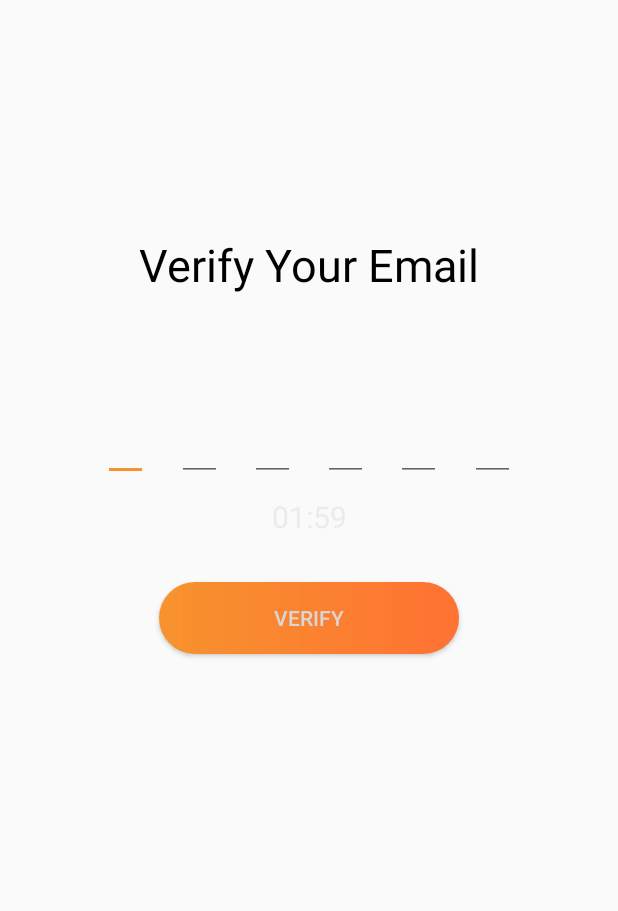
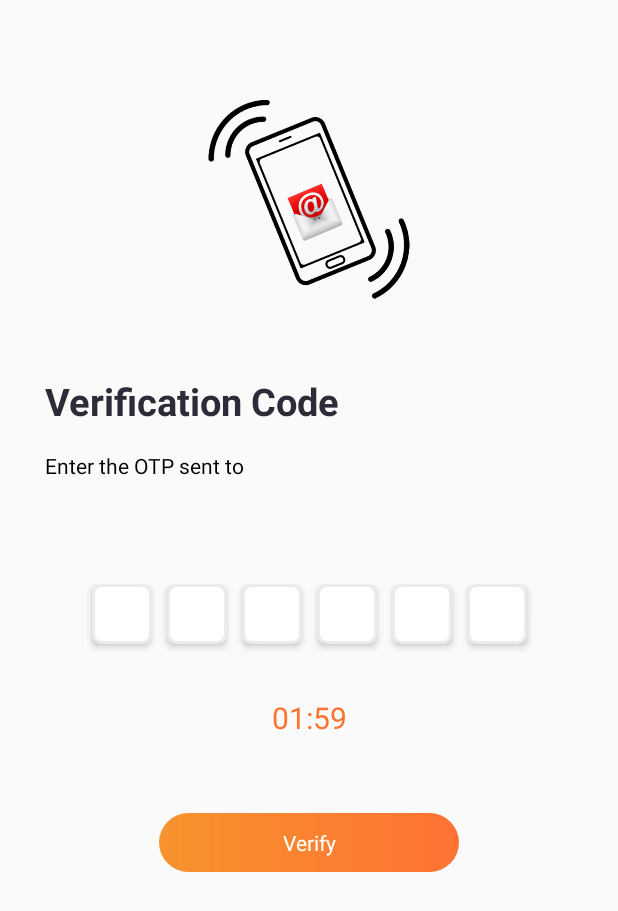
Before and after one commit to shopocus/ecommerce-calculator-app, an Android app: the Verification screen opened directly, with no data from a screen before it, on a phone screen of 412 x 824 dp. Shown: the top 911 px of the screen. Run offline under Robolectric (Android 15) with nearby library versions, the phone set to English and light mode, and no system bars.

Commit message:
layout design for otp verification page

```diff
--- a/app/src/main/java/com/ecommerce/calculator/activities/RegistrationActivity.java
+++ b/app/src/main/java/com/ecommerce/calculator/activities/RegistrationActivity.java
@@ -6,6 +6,7 @@ import android.util.Patterns;
 import android.view.View;
 import android.widget.Button;
 import android.widget.EditText;
+import android.widget.ImageButton;
 import android.widget.TextView;
 import android.widget.Toast;
 import androidx.appcompat.app.AppCompatActivity;
@@ -99,9 +100,9 @@ public class RegistrationActivity extends AppCompatActivity implements View.OnCl
             return;
         }
 
-        TextView signup = (TextView) findViewById(R.id.buttonSignUp);
+        ImageButton signup = (ImageButton) findViewById(R.id.buttonSignUp);
         signup.setBackground(getResources().getDrawable(R.drawable.disabled_button_background));
-        signup.setText("Loading");
+      //  signup.setText("Loading");
         signup.setEnabled(false);
 
         Call<MessageResponse> call = RetrofitClient
@@ -113,7 +114,7 @@ public class RegistrationActivity extends AppCompatActivity implements View.OnCl
             @Override
             public void onResponse(Call<MessageResponse> call, Response<MessageResponse> response) {
                 MessageResponse dr = response.body();
-                if (dr.getMessage().equals("yes")) {
+                if (dr.getMessage().equals("otp_sent")) {
                     Intent intent = new Intent(RegistrationActivity.this, Verification.class);
                     intent.putExtra("name", name);
                     intent.putExtra("email", email);
@@ -122,13 +123,18 @@ public class RegistrationActivity extends AppCompatActivity implements View.OnCl
                     intent.setFlags(Intent.FLAG_ACTIVITY_NEW_TASK | Intent.FLAG_ACTIVITY_CLEAR_TASK);
                     startActivity(intent);
                 }
+                else if(dr.getMessage().equals("user_already_exist")) {
+                    signup.setBackground(getResources().getDrawable(R.drawable.button_background));
+                    signup.setEnabled(true);
+                    Toast.makeText(RegistrationActivity.this, "User Already Exist", Toast.LENGTH_LONG).show();
+                }
             }
 
             @Override
             public void onFailure(Call<MessageResponse> call, Throwable t) {
                 signup.setBackground(getResources().getDrawable(R.drawable.button_background));
-                signup.setText("Sign Up");
-                signup.setTextColor(getResources().getColor(R.color.white));
+                //signup.setText("Sign Up");
+               // signup.setTextColor(getResources().getColor(R.color.white));
                 signup.setEnabled(true);
                 Toast.makeText(RegistrationActivity.this, "Internet Disconnected", Toast.LENGTH_LONG).show();
             }
--- a/app/src/main/java/com/ecommerce/calculator/activities/Verification.java
+++ b/app/src/main/java/com/ecommerce/calculator/activities/Verification.java
@@ -3,6 +3,8 @@ package com.ecommerce.calculator.activities;
 import android.content.Intent;
 import android.os.Bundle;
 import android.os.CountDownTimer;
+import android.text.Editable;
+import android.text.TextWatcher;
 import android.view.View;
 import android.widget.Button;
 import android.widget.EditText;
@@ -25,10 +27,10 @@ import retrofit2.Response;
 
 public class Verification extends AppCompatActivity {
 
-    private TextView editTextEmail, counttime;
+    private TextView editTextEmail, counttime, verification_button;
     private EditText otp_digit_1, otp_digit_2, otp_digit_3, otp_digit_4, otp_digit_5, otp_digit_6;
     private String name, email, mobile_no, password, OTP;
-    private Button verification_button;
+    //private Button verification_button;
     ///private static final long START_TIME_IN_MILLIS = 100000;
 
     private boolean mTimerRunning;
@@ -54,6 +56,106 @@ public class Verification extends AppCompatActivity {
         otp_digit_4 = findViewById(R.id.otp_digit_4);
         otp_digit_5 = findViewById(R.id.otp_digit_5);
         otp_digit_6 = findViewById(R.id.otp_digit_6);
+
+        otp_digit_1.addTextChangedListener(new TextWatcher() {
+            @Override
+            public void beforeTextChanged(CharSequence s, int start, int count, int after) {
+            }
+            @Override
+            public void onTextChanged(CharSequence s, int start, int before, int count) {
+            }
+            @Override
+            public void afterTextChanged(Editable s) {
+                if(s.length()>0){
+                    otp_digit_1.clearFocus();
+                    otp_digit_2.requestFocus();
+                    otp_digit_2.setCursorVisible(true);
+                }
+            }
+        });
+
+        otp_digit_2.addTextChangedListener(new TextWatcher() {
+            @Override
+            public void beforeTextChanged(CharSequence s, int start, int count, int after) {
+            }
+            @Override
+            public void onTextChanged(CharSequence s, int start, int before, int count) {
+            }
+            @Override
+            public void afterTextChanged(Editable s) {
+                if(s.length()>0){
+                    otp_digit_2.clearFocus();
+                    otp_digit_3.requestFocus();
+                    otp_digit_3.setCursorVisible(true);
+                }
+            }
+        });
+
+        otp_digit_3.addTextChangedListener(new TextWatcher() {
+            @Override
+            public void beforeTextChanged(CharSequence s, int start, int count, int after) {
+            }
+            @Override
+            public void onTextChanged(CharSequence s, int start, int before, int count) {
+            }
+            @Override
+            public void afterTextChanged(Editable s) {
+                if(s.length()>0){
+                    otp_digit_3.clearFocus();
+                    otp_digit_4.requestFocus();
+                    otp_digit_4.setCursorVisible(true);
+                }
+            }
+        });
+
+        otp_digit_4.addTextChangedListener(new TextWatcher() {
+            @Override
+            public void beforeTextChanged(CharSequence s, int start, int count, int after) {
+            }
+            @Override
+            public void onTextChanged(CharSequence s, int start, int before, int count) {
+            }
+            @Override
+            public void afterTextChanged(Editable s) {
+                if(s.length()>0){
+                    otp_digit_4.clearFocus();
+                    otp_digit_5.requestFocus();
+                    otp_digit_5.setCursorVisible(true);
+                }
+            }
+        });
+
+        otp_digit_5.addTextChangedListener(new TextWatcher() {
+            @Override
+            public void beforeTextChanged(CharSequence s, int start, int count, int after) {
+            }
+            @Override
+            public void onTextChanged(CharSequence s, int start, int before, int count) {
+            }
+            @Override
+            public void afterTextChanged(Editable s) {
+                if(s.length()>0){
+                    otp_digit_5.clearFocus();
+                    otp_digit_6.requestFocus();
+                    otp_digit_6.setCursorVisible(true);
+                }
+            }
+        });
+
+        otp_digit_6.addTextChangedListener(new TextWatcher() {
+            @Override
+            public void beforeTextChanged(CharSequence s, int start, int count, int after) {
+            }
+            @Override
+            public void onTextChanged(CharSequence s, int start, int before, int count) {
+            }
+            @Override
+            public void afterTextChanged(Editable s) {
+                if(s.length()>0){
+                    otp_digit_6.clearFocus();
+                }
+            }
+        });
 
         counttime=findViewById(R.id.timer);
 
--- /dev/null
+++ b/app/src/main/res/drawable/cursordesign.xml
@@ -0,0 +1,3 @@
+<selector xmlns:android="http://schemas.android.com/apk/res/android">
+    <item android:drawable="@drawable/ic_cursor"/>
+</selector>
--- /dev/null
+++ b/app/src/main/res/drawable/ic_cursor.xml
@@ -0,0 +1,10 @@
+<vector xmlns:android="http://schemas.android.com/apk/res/android"
+        android:width="24dp"
+        android:height="24dp"
+        android:viewportWidth="24.0"
+        android:viewportHeight="24.0"
+    android:tint="@color/colorBase">
+    <path
+        android:fillColor="#FF000000"
+        android:pathData="M19,13H5v-2h14v2z"/>
+</vector>
--- /dev/null
+++ b/app/src/main/res/drawable/otp_background.xml
@@ -0,0 +1,6 @@
+<shape xmlns:android="http://schemas.android.com/apk/res/android">
+    <corners android:radius="5dp"/>
+    <stroke android:color="@color/light_grey"
+        android:width="2dp"/>
+    <solid android:color="@color/white"/>
+</shape>
--- a/app/src/main/res/layout/verification.xml
+++ b/app/src/main/res/layout/verification.xml
@@ -2,134 +2,230 @@
 <androidx.constraintlayout.widget.ConstraintLayout
     xmlns:android="http://schemas.android.com/apk/res/android"
     xmlns:app="http://schemas.android.com/apk/res-auto"
+    xmlns:tools="http://schemas.android.com/tools"
     android:layout_width="match_parent"
     android:layout_height="match_parent"
-    android:paddingHorizontal="50dp">
+    android:paddingHorizontal="30dp">
+
+    <ImageView
+        android:id="@+id/imageView2"
+        android:layout_width="300dp"
+        android:layout_height="250dp"
+        android:src="@drawable/otpback1"
+        app:layout_constraintEnd_toEndOf="parent"
+        app:layout_constraintStart_toStartOf="parent"
+        app:layout_constraintTop_toTopOf="parent" />
+
+    <androidx.constraintlayout.widget.ConstraintLayout
+        android:layout_width="match_parent"
+        android:layout_height="wrap_content"
+        android:paddingBottom="5dp"
+        app:layout_constraintTop_toBottomOf="@+id/imageView2"
+        tools:layout_editor_absoluteX="30dp">
 
         <TextView
+            android:id="@+id/textView"
             android:layout_width="wrap_content"
             android:layout_height="wrap_content"
-        android:text="Verify Your Email"
-        android:textSize="30sp"
-        android:layout_marginBottom="10dp"
-        app:layout_constraintBottom_toTopOf="@+id/user_mail"
-        app:layout_constraintEnd_toEndOf="parent"
-        app:layout_constraintStart_toStartOf="parent" />
+            android:text="Verification Code"
+            android:textColor="@color/main_headings"
+            android:textSize="25sp"
+            android:textStyle="bold"
+            app:layout_constraintStart_toStartOf="parent"
+            app:layout_constraintTop_toTopOf="parent" />
+
+        <TextView
+            android:id="@+id/textView3"
+            android:layout_width="wrap_content"
+            android:layout_height="wrap_content"
+            android:layout_marginTop="16dp"
+            android:text="Enter the OTP sent to"
+            android:textColor="@color/black"
+            app:layout_constraintStart_toStartOf="parent"
+            app:layout_constraintTop_toBottomOf="@+id/textView" />
+
 
         <TextView
             android:id="@+id/user_mail"
             android:layout_width="wrap_content"
             android:layout_height="wrap_content"
             android:text="Email"
-        android:textSize="20sp"
-        android:layout_marginBottom="25dp"
-        app:layout_constraintBottom_toTopOf="@+id/otp_digit_1"
+            app:layout_constraintStart_toStartOf="@+id/textView3"
+            app:layout_constraintTop_toBottomOf="@+id/textView3" />
+
+        <androidx.constraintlayout.widget.ConstraintLayout
+            android:id="@+id/constraintLayout2"
+            android:layout_width="wrap_content"
+            android:layout_height="wrap_content"
+            android:layout_marginTop="50dp"
             app:layout_constraintEnd_toEndOf="parent"
-        app:layout_constraintStart_toStartOf="parent" />
+            app:layout_constraintStart_toStartOf="parent"
+            app:layout_constraintTop_toBottomOf="@+id/user_mail">
+
+            <TextView
+                android:id="@+id/sep"
+                android:layout_width="4dp"
+                android:layout_height="2dp"
+                app:layout_constraintStart_toStartOf="parent"
+                app:layout_constraintTop_toTopOf="parent" />
 
             <EditText
                 android:id="@+id/otp_digit_1"
-        android:layout_width="30dp"
-        android:layout_height="wrap_content"
-        android:textSize="30sp"
+                android:layout_width="40dp"
+                android:layout_height="40dp"
+                android:background="@drawable/otp_background"
+                android:cursorVisible="true"
+                android:elevation="3dp"
+                android:textAlignment="center"
+                android:textColor="@color/main_headings"
                 android:inputType="number"
                 android:maxLength="1"
-        android:layout_marginBottom="10dp"
-        app:layout_constraintBottom_toTopOf="@+id/timer"
-        app:layout_constraintStart_toStartOf="parent"
-        app:layout_constraintEnd_toStartOf="@id/otp_digit_2"/>
+                android:textCursorDrawable="@null"
+                app:layout_constraintBottom_toTopOf="@+id/textView4"
+                app:layout_constraintStart_toEndOf="@id/sep"
+                android:gravity="center" />
 
             <EditText
                 android:id="@+id/otp_digit_2"
-        android:layout_width="30dp"
-        android:layout_height="wrap_content"
-        android:textSize="30sp"
+                android:layout_width="40dp"
+                android:layout_height="40dp"
+                android:layout_marginLeft="10dp"
+                android:background="@drawable/otp_background"
+                android:cursorVisible="true"
+                android:elevation="3dp"
                 android:inputType="number"
                 android:maxLength="1"
+                android:textAlignment="center"
+                android:gravity="center"
+                android:paddingHorizontal="10dp"
+                android:textCursorDrawable="@null"
                 app:layout_constraintBottom_toBottomOf="@+id/otp_digit_1"
-        app:layout_constraintStart_toEndOf="@+id/otp_digit_1"
-        app:layout_constraintEnd_toStartOf="@id/otp_digit_3"/>
+                app:layout_constraintStart_toEndOf="@+id/otp_digit_1" />
 
             <EditText
                 android:id="@+id/otp_digit_3"
-        android:layout_width="30dp"
-        android:layout_height="wrap_content"
-        android:textSize="30sp"
+                android:layout_width="40dp"
+                android:layout_height="40dp"
+                android:layout_marginLeft="10dp"
+                android:background="@drawable/otp_background"
+                android:cursorVisible="true"
+                android:elevation="3dp"
                 android:inputType="number"
                 android:maxLength="1"
-        app:layout_constraintBottom_toBottomOf="@+id/otp_digit_1"
-        app:layout_constraintStart_toEndOf="@+id/otp_digit_2"
-        app:layout_constraintEnd_toStartOf="@id/otp_digit_4"/>
+                android:paddingHorizontal="10dp"
+                android:textAlignment="center"
+                android:gravity="center"
+                android:textCursorDrawable="@null"
+                app:layout_constraintBottom_toBottomOf="@+id/otp_digit_2"
+                app:layout_constraintStart_toEndOf="@+id/otp_digit_2" />
 
             <EditText
                 android:id="@+id/otp_digit_4"
-        android:layout_width="30dp"
-        android:layout_height="wrap_content"
-        android:textSize="30sp"
+                android:layout_width="40dp"
+                android:layout_height="40dp"
+                android:layout_marginLeft="10dp"
+                android:background="@drawable/otp_background"
+                android:cursorVisible="true"
+                android:elevation="3dp"
                 android:inputType="number"
                 android:maxLength="1"
-        app:layout_constraintBottom_toBottomOf="@+id/otp_digit_1"
-        app:layout_constraintStart_toEndOf="@+id/otp_digit_3"
-        app:layout_constraintEnd_toStartOf="@id/otp_digit_5"/>
+                android:paddingHorizontal="10dp"
+                android:textAlignment="center"
+                android:gravity="center"
+                android:textCursorDrawable="@null"
+                app:layout_constraintBottom_toBottomOf="@+id/otp_digit_3"
+                app:layout_constraintStart_toEndOf="@+id/otp_digit_3" />
 
             <EditText
                 android:id="@+id/otp_digit_5"
-        android:layout_width="30dp"
-        android:layout_height="wrap_content"
-        android:textSize="30sp"
+                android:layout_width="40dp"
+                android:layout_height="40dp"
+                android:layout_marginLeft="10dp"
+                android:background="@drawable/otp_background"
+                android:cursorVisible="true"
+                android:elevation="3dp"
                 android:inputType="number"
                 android:maxLength="1"
-        app:layout_constraintBottom_toBottomOf="@+id/otp_digit_1"
-        app:layout_constraintStart_toEndOf="@+id/otp_digit_4"
-        app:layout_constraintEnd_toStartOf="@id/otp_digit_6"/>
+                android:paddingHorizontal="10dp"
+                android:textAlignment="center"
+                android:gravity="center"
+                android:textCursorDrawable="@null"
+                app:layout_constraintBottom_toBottomOf="@+id/otp_digit_4"
+                app:layout_constraintStart_toEndOf="@+id/otp_digit_4" />
 
             <EditText
                 android:id="@+id/otp_digit_6"
-        android:layout_width="30dp"
-        android:layout_height="wrap_content"
-        android:textSize="30sp"
+                android:layout_width="40dp"
+                android:layout_height="40dp"
+                android:layout_marginLeft="10dp"
+                android:background="@drawable/otp_background"
+                android:cursorVisible="true"
+                android:elevation="3dp"
                 android:inputType="number"
                 android:maxLength="1"
-        app:layout_constraintBottom_toBottomOf="@+id/otp_digit_1"
-        app:layout_constraintStart_toEndOf="@+id/otp_digit_5"
-        app:layout_constraintEnd_toEndOf="parent"/>
+                android:paddingHorizontal="10dp"
+                android:textAlignment="center"
+                android:gravity="center"
+                android:textCursorDrawable="@null"
+                app:layout_constraintBottom_toBottomOf="@+id/otp_digit_5"
+                app:layout_constraintEnd_toStartOf="@id/sepe"
+                app:layout_constraintStart_toEndOf="@+id/otp_digit_5" />
+
+            <TextView
+                android:id="@+id/sepe"
+                android:layout_width="4dp"
+                android:layout_height="2dp"
+                app:layout_constraintEnd_toEndOf="parent"
+                app:layout_constraintTop_toTopOf="parent" />
+
+            <TextView
+                android:id="@+id/textView4"
+                android:layout_width="match_parent"
+                android:layout_height="wrap_content"
+                app:layout_constraintBottom_toBottomOf="parent" />
+
+        </androidx.constraintlayout.widget.ConstraintLayout>
 
         <TextView
             android:id="@+id/timer"
             android:layout_width="wrap_content"
             android:layout_height="wrap_content"
-        android:layout_marginBottom="30dp"
+            android:layout_marginTop="16dp"
             android:text="00:00"
-        android:textColor="@color/light_grey"
+            android:textColor="@color/colorPrimaryDark"
             android:textSize="20sp"
-        app:layout_constraintBottom_toTopOf="@+id/verification_button"
             app:layout_constraintEnd_toEndOf="parent"
-        app:layout_constraintStart_toStartOf="parent" />
+            app:layout_constraintStart_toStartOf="parent"
+            app:layout_constraintTop_toBottomOf="@+id/constraintLayout2" />
 
-   <!-- <TextView
+        <TextView
             android:id="@+id/resend_otp"
             android:layout_width="wrap_content"
             android:layout_height="wrap_content"
             android:layout_marginBottom="30dp"
             android:text="Resend OTP"
             android:textColor="@color/colorPrimary"
+            android:textSize="20sp"
             android:visibility="gone"
-        android:textSize="20sp"
             app:layout_constraintBottom_toBottomOf="@+id/timer"
             app:layout_constraintEnd_toEndOf="parent"
             app:layout_constraintStart_toStartOf="parent"
-        app:layout_constraintTop_toTopOf="@+id/timer" />-->
+            app:layout_constraintTop_toTopOf="@+id/timer" />
 
-    <Button
+        <TextView
             android:id="@+id/verification_button"
             android:layout_width="200dp"
             android:layout_height="wrap_content"
+            android:layout_marginTop="50dp"
+            android:gravity="center"
+            android:padding="10dp"
             android:background="@drawable/button_background"
             android:text="Verify"
-        android:textColor="@color/colorBase"
-        app:layout_constraintBottom_toBottomOf="parent"
+            android:textColor="@color/white"
             app:layout_constraintEnd_toEndOf="parent"
             app:layout_constraintStart_toStartOf="parent"
-        app:layout_constraintTop_toTopOf="parent" />
+            app:layout_constraintTop_toBottomOf="@+id/timer" />
 
     </androidx.constraintlayout.widget.ConstraintLayout>
+
+</androidx.constraintlayout.widget.ConstraintLayout>
```
Also changed, not shown: app/src/main/res/drawable/button_background.xml (+4 -4 lines), app/src/main/res/drawable/otpback.png (added), app/src/main/res/drawable/otpback1.png (added). Lines whose indentation alone changed are shown as unchanged.
